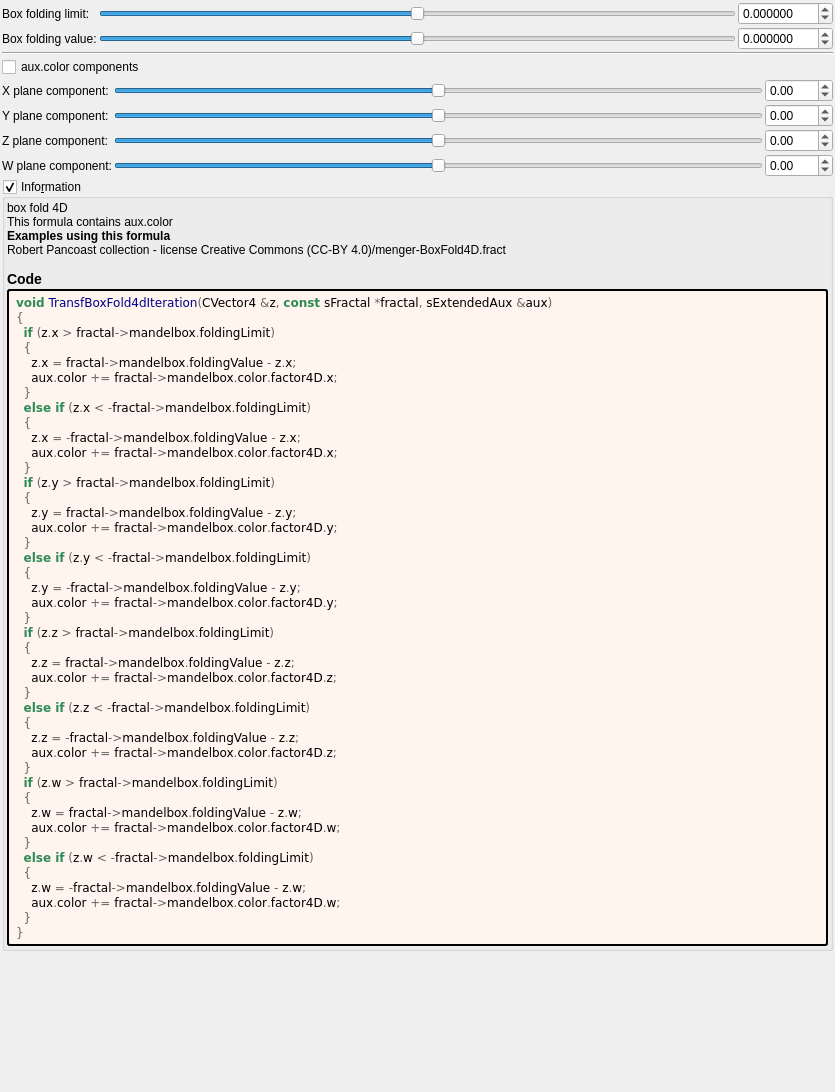
Qt form mandelbulber2/formula/ui/fractal_transf_box_fold4d.ui (buddhi1980/mandelbulber2) before a commit.
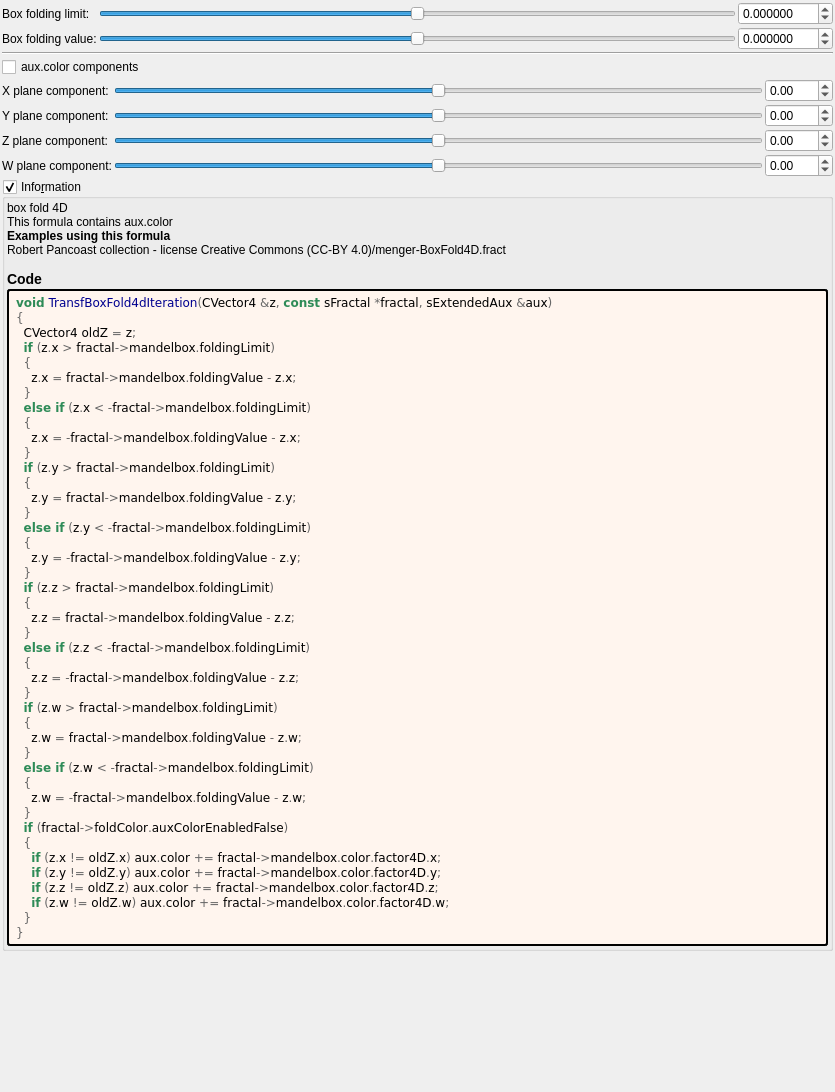
The same form after that commit. Custom widgets are drawn as their Qt base class.

```diff
--- a/mandelbulber2/formula/ui/fractal_transf_box_fold4d.ui
+++ b/mandelbulber2/formula/ui/fractal_transf_box_fold4d.ui
@@ -453,45 +453,45 @@
          <string notr="true">&lt;body style=&quot;background-color:#fff5ee&quot;&gt;
 &lt;pre style=&quot;color:#000000; background-color:#fff5ee;  font-family:'Courier New',monospace;&quot;&gt;&lt;span style=&quot;color:#2e8b57; font-weight:bold&quot;&gt;void&lt;/span&gt; &lt;span style=&quot;color:#00008f&quot;&gt;TransfBoxFold4dIteration&lt;/span&gt;&lt;span style=&quot;color:#676767&quot;&gt;(&lt;/span&gt;CVector4 &lt;span style=&quot;color:#676767&quot;&gt;&amp;amp;&lt;/span&gt;z&lt;span style=&quot;color:#676767&quot;&gt;,&lt;/span&gt; &lt;span style=&quot;color:#2e8b57; font-weight:bold&quot;&gt;const&lt;/span&gt; sFractal &lt;span style=&quot;color:#676767&quot;&gt;*&lt;/span&gt;fractal&lt;span style=&quot;color:#676767&quot;&gt;,&lt;/span&gt; sExtendedAux &lt;span style=&quot;color:#676767&quot;&gt;&amp;amp;&lt;/span&gt;aux&lt;span style=&quot;color:#676767&quot;&gt;)&lt;/span&gt;
 &lt;span style=&quot;color:#676767&quot;&gt;{&lt;/span&gt;
+  CVector4 oldZ &lt;span style=&quot;color:#676767&quot;&gt;=&lt;/span&gt; z&lt;span style=&quot;color:#676767&quot;&gt;;&lt;/span&gt;
   &lt;span style=&quot;color:#2e8b57; font-weight:bold&quot;&gt;if&lt;/span&gt; &lt;span style=&quot;color:#676767&quot;&gt;(&lt;/span&gt;z&lt;span style=&quot;color:#676767&quot;&gt;.&lt;/span&gt;x &lt;span style=&quot;color:#676767&quot;&gt;&amp;gt;&lt;/span&gt; fractal&lt;span style=&quot;color:#676767&quot;&gt;-&amp;gt;&lt;/span&gt;mandelbox&lt;span style=&quot;color:#676767&quot;&gt;.&lt;/span&gt;foldingLimit&lt;span style=&quot;color:#676767&quot;&gt;)&lt;/span&gt;
   &lt;span style=&quot;color:#676767&quot;&gt;{&lt;/span&gt;
     z&lt;span style=&quot;color:#676767&quot;&gt;.&lt;/span&gt;x &lt;span style=&quot;color:#676767&quot;&gt;=&lt;/span&gt; fractal&lt;span style=&quot;color:#676767&quot;&gt;-&amp;gt;&lt;/span&gt;mandelbox&lt;span style=&quot;color:#676767&quot;&gt;.&lt;/span&gt;foldingValue &lt;span style=&quot;color:#676767&quot;&gt;-&lt;/span&gt; z&lt;span style=&quot;color:#676767&quot;&gt;.&lt;/span&gt;x&lt;span style=&quot;color:#676767&quot;&gt;;&lt;/span&gt;
-    aux&lt;span style=&quot;color:#676767&quot;&gt;.&lt;/span&gt;color &lt;span style=&quot;color:#676767&quot;&gt;+=&lt;/span&gt; fractal&lt;span style=&quot;color:#676767&quot;&gt;-&amp;gt;&lt;/span&gt;mandelbox&lt;span style=&quot;color:#676767&quot;&gt;.&lt;/span&gt;color&lt;span style=&quot;color:#676767&quot;&gt;.&lt;/span&gt;factor4D&lt;span style=&quot;color:#676767&quot;&gt;.&lt;/span&gt;x&lt;span style=&quot;color:#676767&quot;&gt;;&lt;/span&gt;
   &lt;span style=&quot;color:#676767&quot;&gt;}&lt;/span&gt;
   &lt;span style=&quot;color:#2e8b57; font-weight:bold&quot;&gt;else if&lt;/span&gt; &lt;span style=&quot;color:#676767&quot;&gt;(&lt;/span&gt;z&lt;span style=&quot;color:#676767&quot;&gt;.&lt;/span&gt;x &lt;span style=&quot;color:#676767&quot;&gt;&amp;lt; -&lt;/span&gt;fractal&lt;span style=&quot;color:#676767&quot;&gt;-&amp;gt;&lt;/span&gt;mandelbox&lt;span style=&quot;color:#676767&quot;&gt;.&lt;/span&gt;foldingLimit&lt;span style=&quot;color:#676767&quot;&gt;)&lt;/span&gt;
   &lt;span style=&quot;color:#676767&quot;&gt;{&lt;/span&gt;
     z&lt;span style=&quot;color:#676767&quot;&gt;.&lt;/span&gt;x &lt;span style=&quot;color:#676767&quot;&gt;= -&lt;/span&gt;fractal&lt;span style=&quot;color:#676767&quot;&gt;-&amp;gt;&lt;/span&gt;mandelbox&lt;span style=&quot;color:#676767&quot;&gt;.&lt;/span&gt;foldingValue &lt;span style=&quot;color:#676767&quot;&gt;-&lt;/span&gt; z&lt;span style=&quot;color:#676767&quot;&gt;.&lt;/span&gt;x&lt;span style=&quot;color:#676767&quot;&gt;;&lt;/span&gt;
-    aux&lt;span style=&quot;color:#676767&quot;&gt;.&lt;/span&gt;color &lt;span style=&quot;color:#676767&quot;&gt;+=&lt;/span&gt; fractal&lt;span style=&quot;color:#676767&quot;&gt;-&amp;gt;&lt;/span&gt;mandelbox&lt;span style=&quot;color:#676767&quot;&gt;.&lt;/span&gt;color&lt;span style=&quot;color:#676767&quot;&gt;.&lt;/span&gt;factor4D&lt;span style=&quot;color:#676767&quot;&gt;.&lt;/span&gt;x&lt;span style=&quot;color:#676767&quot;&gt;;&lt;/span&gt;
   &lt;span style=&quot;color:#676767&quot;&gt;}&lt;/span&gt;
   &lt;span style=&quot;color:#2e8b57; font-weight:bold&quot;&gt;if&lt;/span&gt; &lt;span style=&quot;color:#676767&quot;&gt;(&lt;/span&gt;z&lt;span style=&quot;color:#676767&quot;&gt;.&lt;/span&gt;y &lt;span style=&quot;color:#676767&quot;&gt;&amp;gt;&lt;/span&gt; fractal&lt;span style=&quot;color:#676767&quot;&gt;-&amp;gt;&lt;/span&gt;mandelbox&lt;span style=&quot;color:#676767&quot;&gt;.&lt;/span&gt;foldingLimit&lt;span style=&quot;color:#676767&quot;&gt;)&lt;/span&gt;
   &lt;span style=&quot;color:#676767&quot;&gt;{&lt;/span&gt;
     z&lt;span style=&quot;color:#676767&quot;&gt;.&lt;/span&gt;y &lt;span style=&quot;color:#676767&quot;&gt;=&lt;/span&gt; fractal&lt;span style=&quot;color:#676767&quot;&gt;-&amp;gt;&lt;/span&gt;mandelbox&lt;span style=&quot;color:#676767&quot;&gt;.&lt;/span&gt;foldingValue &lt;span style=&quot;color:#676767&quot;&gt;-&lt;/span&gt; z&lt;span style=&quot;color:#676767&quot;&gt;.&lt;/span&gt;y&lt;span style=&quot;color:#676767&quot;&gt;;&lt;/span&gt;
-    aux&lt;span style=&quot;color:#676767&quot;&gt;.&lt;/span&gt;color &lt;span style=&quot;color:#676767&quot;&gt;+=&lt;/span&gt; fractal&lt;span style=&quot;color:#676767&quot;&gt;-&amp;gt;&lt;/span&gt;mandelbox&lt;span style=&quot;color:#676767&quot;&gt;.&lt;/span&gt;color&lt;span style=&quot;color:#676767&quot;&gt;.&lt;/span&gt;factor4D&lt;span style=&quot;color:#676767&quot;&gt;.&lt;/span&gt;y&lt;span style=&quot;color:#676767&quot;&gt;;&lt;/span&gt;
   &lt;span style=&quot;color:#676767&quot;&gt;}&lt;/span&gt;
   &lt;span style=&quot;color:#2e8b57; font-weight:bold&quot;&gt;else if&lt;/span&gt; &lt;span style=&quot;color:#676767&quot;&gt;(&lt;/span&gt;z&lt;span style=&quot;color:#676767&quot;&gt;.&lt;/span&gt;y &lt;span style=&quot;color:#676767&quot;&gt;&amp;lt; -&lt;/span&gt;fractal&lt;span style=&quot;color:#676767&quot;&gt;-&amp;gt;&lt;/span&gt;mandelbox&lt;span style=&quot;color:#676767&quot;&gt;.&lt;/span&gt;foldingLimit&lt;span style=&quot;color:#676767&quot;&gt;)&lt;/span&gt;
   &lt;span style=&quot;color:#676767&quot;&gt;{&lt;/span&gt;
     z&lt;span style=&quot;color:#676767&quot;&gt;.&lt;/span&gt;y &lt;span style=&quot;color:#676767&quot;&gt;= -&lt;/span&gt;fractal&lt;span style=&quot;color:#676767&quot;&gt;-&amp;gt;&lt;/span&gt;mandelbox&lt;span style=&quot;color:#676767&quot;&gt;.&lt;/span&gt;foldingValue &lt;span style=&quot;color:#676767&quot;&gt;-&lt;/span&gt; z&lt;span style=&quot;color:#676767&quot;&gt;.&lt;/span&gt;y&lt;span style=&quot;color:#676767&quot;&gt;;&lt;/span&gt;
-    aux&lt;span style=&quot;color:#676767&quot;&gt;.&lt;/span&gt;color &lt;span style=&quot;color:#676767&quot;&gt;+=&lt;/span&gt; fractal&lt;span style=&quot;color:#676767&quot;&gt;-&amp;gt;&lt;/span&gt;mandelbox&lt;span style=&quot;color:#676767&quot;&gt;.&lt;/span&gt;color&lt;span style=&quot;color:#676767&quot;&gt;.&lt;/span&gt;factor4D&lt;span style=&quot;color:#676767&quot;&gt;.&lt;/span&gt;y&lt;span style=&quot;color:#676767&quot;&gt;;&lt;/span&gt;
   &lt;span style=&quot;color:#676767&quot;&gt;}&lt;/span&gt;
   &lt;span style=&quot;color:#2e8b57; font-weight:bold&quot;&gt;if&lt;/span&gt; &lt;span style=&quot;color:#676767&quot;&gt;(&lt;/span&gt;z&lt;span style=&quot;color:#676767&quot;&gt;.&lt;/span&gt;z &lt;span style=&quot;color:#676767&quot;&gt;&amp;gt;&lt;/span&gt; fractal&lt;span style=&quot;color:#676767&quot;&gt;-&amp;gt;&lt;/span&gt;mandelbox&lt;span style=&quot;color:#676767&quot;&gt;.&lt;/span&gt;foldingLimit&lt;span style=&quot;color:#676767&quot;&gt;)&lt;/span&gt;
   &lt;span style=&quot;color:#676767&quot;&gt;{&lt;/span&gt;
     z&lt;span style=&quot;color:#676767&quot;&gt;.&lt;/span&gt;z &lt;span style=&quot;color:#676767&quot;&gt;=&lt;/span&gt; fractal&lt;span style=&quot;color:#676767&quot;&gt;-&amp;gt;&lt;/span&gt;mandelbox&lt;span style=&quot;color:#676767&quot;&gt;.&lt;/span&gt;foldingValue &lt;span style=&quot;color:#676767&quot;&gt;-&lt;/span&gt; z&lt;span style=&quot;color:#676767&quot;&gt;.&lt;/span&gt;z&lt;span style=&quot;color:#676767&quot;&gt;;&lt;/span&gt;
-    aux&lt;span style=&quot;color:#676767&quot;&gt;.&lt;/span&gt;color &lt;span style=&quot;color:#676767&quot;&gt;+=&lt;/span&gt; fractal&lt;span style=&quot;color:#676767&quot;&gt;-&amp;gt;&lt;/span&gt;mandelbox&lt;span style=&quot;color:#676767&quot;&gt;.&lt;/span&gt;color&lt;span style=&quot;color:#676767&quot;&gt;.&lt;/span&gt;factor4D&lt;span style=&quot;color:#676767&quot;&gt;.&lt;/span&gt;z&lt;span style=&quot;color:#676767&quot;&gt;;&lt;/span&gt;
   &lt;span style=&quot;color:#676767&quot;&gt;}&lt;/span&gt;
   &lt;span style=&quot;color:#2e8b57; font-weight:bold&quot;&gt;else if&lt;/span&gt; &lt;span style=&quot;color:#676767&quot;&gt;(&lt;/span&gt;z&lt;span style=&quot;color:#676767&quot;&gt;.&lt;/span&gt;z &lt;span style=&quot;color:#676767&quot;&gt;&amp;lt; -&lt;/span&gt;fractal&lt;span style=&quot;color:#676767&quot;&gt;-&amp;gt;&lt;/span&gt;mandelbox&lt;span style=&quot;color:#676767&quot;&gt;.&lt;/span&gt;foldingLimit&lt;span style=&quot;color:#676767&quot;&gt;)&lt;/span&gt;
   &lt;span style=&quot;color:#676767&quot;&gt;{&lt;/span&gt;
     z&lt;span style=&quot;color:#676767&quot;&gt;.&lt;/span&gt;z &lt;span style=&quot;color:#676767&quot;&gt;= -&lt;/span&gt;fractal&lt;span style=&quot;color:#676767&quot;&gt;-&amp;gt;&lt;/span&gt;mandelbox&lt;span style=&quot;color:#676767&quot;&gt;.&lt;/span&gt;foldingValue &lt;span style=&quot;color:#676767&quot;&gt;-&lt;/span&gt; z&lt;span style=&quot;color:#676767&quot;&gt;.&lt;/span&gt;z&lt;span style=&quot;color:#676767&quot;&gt;;&lt;/span&gt;
-    aux&lt;span style=&quot;color:#676767&quot;&gt;.&lt;/span&gt;color &lt;span style=&quot;color:#676767&quot;&gt;+=&lt;/span&gt; fractal&lt;span style=&quot;color:#676767&quot;&gt;-&amp;gt;&lt;/span&gt;mandelbox&lt;span style=&quot;color:#676767&quot;&gt;.&lt;/span&gt;color&lt;span style=&quot;color:#676767&quot;&gt;.&lt;/span&gt;factor4D&lt;span style=&quot;color:#676767&quot;&gt;.&lt;/span&gt;z&lt;span style=&quot;color:#676767&quot;&gt;;&lt;/span&gt;
   &lt;span style=&quot;color:#676767&quot;&gt;}&lt;/span&gt;
   &lt;span style=&quot;color:#2e8b57; font-weight:bold&quot;&gt;if&lt;/span&gt; &lt;span style=&quot;color:#676767&quot;&gt;(&lt;/span&gt;z&lt;span style=&quot;color:#676767&quot;&gt;.&lt;/span&gt;w &lt;span style=&quot;color:#676767&quot;&gt;&amp;gt;&lt;/span&gt; fractal&lt;span style=&quot;color:#676767&quot;&gt;-&amp;gt;&lt;/span&gt;mandelbox&lt;span style=&quot;color:#676767&quot;&gt;.&lt;/span&gt;foldingLimit&lt;span style=&quot;color:#676767&quot;&gt;)&lt;/span&gt;
   &lt;span style=&quot;color:#676767&quot;&gt;{&lt;/span&gt;
     z&lt;span style=&quot;color:#676767&quot;&gt;.&lt;/span&gt;w &lt;span style=&quot;color:#676767&quot;&gt;=&lt;/span&gt; fractal&lt;span style=&quot;color:#676767&quot;&gt;-&amp;gt;&lt;/span&gt;mandelbox&lt;span style=&quot;color:#676767&quot;&gt;.&lt;/span&gt;foldingValue &lt;span style=&quot;color:#676767&quot;&gt;-&lt;/span&gt; z&lt;span style=&quot;color:#676767&quot;&gt;.&lt;/span&gt;w&lt;span style=&quot;color:#676767&quot;&gt;;&lt;/span&gt;
-    aux&lt;span style=&quot;color:#676767&quot;&gt;.&lt;/span&gt;color &lt;span style=&quot;color:#676767&quot;&gt;+=&lt;/span&gt; fractal&lt;span style=&quot;color:#676767&quot;&gt;-&amp;gt;&lt;/span&gt;mandelbox&lt;span style=&quot;color:#676767&quot;&gt;.&lt;/span&gt;color&lt;span style=&quot;color:#676767&quot;&gt;.&lt;/span&gt;factor4D&lt;span style=&quot;color:#676767&quot;&gt;.&lt;/span&gt;w&lt;span style=&quot;color:#676767&quot;&gt;;&lt;/span&gt;
   &lt;span style=&quot;color:#676767&quot;&gt;}&lt;/span&gt;
   &lt;span style=&quot;color:#2e8b57; font-weight:bold&quot;&gt;else if&lt;/span&gt; &lt;span style=&quot;color:#676767&quot;&gt;(&lt;/span&gt;z&lt;span style=&quot;color:#676767&quot;&gt;.&lt;/span&gt;w &lt;span style=&quot;color:#676767&quot;&gt;&amp;lt; -&lt;/span&gt;fractal&lt;span style=&quot;color:#676767&quot;&gt;-&amp;gt;&lt;/span&gt;mandelbox&lt;span style=&quot;color:#676767&quot;&gt;.&lt;/span&gt;foldingLimit&lt;span style=&quot;color:#676767&quot;&gt;)&lt;/span&gt;
   &lt;span style=&quot;color:#676767&quot;&gt;{&lt;/span&gt;
     z&lt;span style=&quot;color:#676767&quot;&gt;.&lt;/span&gt;w &lt;span style=&quot;color:#676767&quot;&gt;= -&lt;/span&gt;fractal&lt;span style=&quot;color:#676767&quot;&gt;-&amp;gt;&lt;/span&gt;mandelbox&lt;span style=&quot;color:#676767&quot;&gt;.&lt;/span&gt;foldingValue &lt;span style=&quot;color:#676767&quot;&gt;-&lt;/span&gt; z&lt;span style=&quot;color:#676767&quot;&gt;.&lt;/span&gt;w&lt;span style=&quot;color:#676767&quot;&gt;;&lt;/span&gt;
-    aux&lt;span style=&quot;color:#676767&quot;&gt;.&lt;/span&gt;color &lt;span style=&quot;color:#676767&quot;&gt;+=&lt;/span&gt; fractal&lt;span style=&quot;color:#676767&quot;&gt;-&amp;gt;&lt;/span&gt;mandelbox&lt;span style=&quot;color:#676767&quot;&gt;.&lt;/span&gt;color&lt;span style=&quot;color:#676767&quot;&gt;.&lt;/span&gt;factor4D&lt;span style=&quot;color:#676767&quot;&gt;.&lt;/span&gt;w&lt;span style=&quot;color:#676767&quot;&gt;;&lt;/span&gt;
+  &lt;span style=&quot;color:#676767&quot;&gt;}&lt;/span&gt;
+  &lt;span style=&quot;color:#2e8b57; font-weight:bold&quot;&gt;if&lt;/span&gt; &lt;span style=&quot;color:#676767&quot;&gt;(&lt;/span&gt;fractal&lt;span style=&quot;color:#676767&quot;&gt;-&amp;gt;&lt;/span&gt;foldColor&lt;span style=&quot;color:#676767&quot;&gt;.&lt;/span&gt;auxColorEnabledFalse&lt;span style=&quot;color:#676767&quot;&gt;)&lt;/span&gt;
+  &lt;span style=&quot;color:#676767&quot;&gt;{&lt;/span&gt;
+    &lt;span style=&quot;color:#2e8b57; font-weight:bold&quot;&gt;if&lt;/span&gt; &lt;span style=&quot;color:#676767&quot;&gt;(&lt;/span&gt;z&lt;span style=&quot;color:#676767&quot;&gt;.&lt;/span&gt;x &lt;span style=&quot;color:#676767&quot;&gt;!=&lt;/span&gt; oldZ&lt;span style=&quot;color:#676767&quot;&gt;.&lt;/span&gt;x&lt;span style=&quot;color:#676767&quot;&gt;)&lt;/span&gt; aux&lt;span style=&quot;color:#676767&quot;&gt;.&lt;/span&gt;color &lt;span style=&quot;color:#676767&quot;&gt;+=&lt;/span&gt; fractal&lt;span style=&quot;color:#676767&quot;&gt;-&amp;gt;&lt;/span&gt;mandelbox&lt;span style=&quot;color:#676767&quot;&gt;.&lt;/span&gt;color&lt;span style=&quot;color:#676767&quot;&gt;.&lt;/span&gt;factor4D&lt;span style=&quot;color:#676767&quot;&gt;.&lt;/span&gt;x&lt;span style=&quot;color:#676767&quot;&gt;;&lt;/span&gt;
+    &lt;span style=&quot;color:#2e8b57; font-weight:bold&quot;&gt;if&lt;/span&gt; &lt;span style=&quot;color:#676767&quot;&gt;(&lt;/span&gt;z&lt;span style=&quot;color:#676767&quot;&gt;.&lt;/span&gt;y &lt;span style=&quot;color:#676767&quot;&gt;!=&lt;/span&gt; oldZ&lt;span style=&quot;color:#676767&quot;&gt;.&lt;/span&gt;y&lt;span style=&quot;color:#676767&quot;&gt;)&lt;/span&gt; aux&lt;span style=&quot;color:#676767&quot;&gt;.&lt;/span&gt;color &lt;span style=&quot;color:#676767&quot;&gt;+=&lt;/span&gt; fractal&lt;span style=&quot;color:#676767&quot;&gt;-&amp;gt;&lt;/span&gt;mandelbox&lt;span style=&quot;color:#676767&quot;&gt;.&lt;/span&gt;color&lt;span style=&quot;color:#676767&quot;&gt;.&lt;/span&gt;factor4D&lt;span style=&quot;color:#676767&quot;&gt;.&lt;/span&gt;y&lt;span style=&quot;color:#676767&quot;&gt;;&lt;/span&gt;
+    &lt;span style=&quot;color:#2e8b57; font-weight:bold&quot;&gt;if&lt;/span&gt; &lt;span style=&quot;color:#676767&quot;&gt;(&lt;/span&gt;z&lt;span style=&quot;color:#676767&quot;&gt;.&lt;/span&gt;z &lt;span style=&quot;color:#676767&quot;&gt;!=&lt;/span&gt; oldZ&lt;span style=&quot;color:#676767&quot;&gt;.&lt;/span&gt;z&lt;span style=&quot;color:#676767&quot;&gt;)&lt;/span&gt; aux&lt;span style=&quot;color:#676767&quot;&gt;.&lt;/span&gt;color &lt;span style=&quot;color:#676767&quot;&gt;+=&lt;/span&gt; fractal&lt;span style=&quot;color:#676767&quot;&gt;-&amp;gt;&lt;/span&gt;mandelbox&lt;span style=&quot;color:#676767&quot;&gt;.&lt;/span&gt;color&lt;span style=&quot;color:#676767&quot;&gt;.&lt;/span&gt;factor4D&lt;span style=&quot;color:#676767&quot;&gt;.&lt;/span&gt;z&lt;span style=&quot;color:#676767&quot;&gt;;&lt;/span&gt;
+    &lt;span style=&quot;color:#2e8b57; font-weight:bold&quot;&gt;if&lt;/span&gt; &lt;span style=&quot;color:#676767&quot;&gt;(&lt;/span&gt;z&lt;span style=&quot;color:#676767&quot;&gt;.&lt;/span&gt;w &lt;span style=&quot;color:#676767&quot;&gt;!=&lt;/span&gt; oldZ&lt;span style=&quot;color:#676767&quot;&gt;.&lt;/span&gt;w&lt;span style=&quot;color:#676767&quot;&gt;)&lt;/span&gt; aux&lt;span style=&quot;color:#676767&quot;&gt;.&lt;/span&gt;color &lt;span style=&quot;color:#676767&quot;&gt;+=&lt;/span&gt; fractal&lt;span style=&quot;color:#676767&quot;&gt;-&amp;gt;&lt;/span&gt;mandelbox&lt;span style=&quot;color:#676767&quot;&gt;.&lt;/span&gt;color&lt;span style=&quot;color:#676767&quot;&gt;.&lt;/span&gt;factor4D&lt;span style=&quot;color:#676767&quot;&gt;.&lt;/span&gt;w&lt;span style=&quot;color:#676767&quot;&gt;;&lt;/span&gt;
   &lt;span style=&quot;color:#676767&quot;&gt;}&lt;/span&gt;
 &lt;span style=&quot;color:#676767&quot;&gt;}&lt;/span&gt;
 &lt;/pre&gt;
```
Left out of the diff: 8 changed lines with no effect on the pictures. Lines whose indentation alone changed are shown as unchanged.
